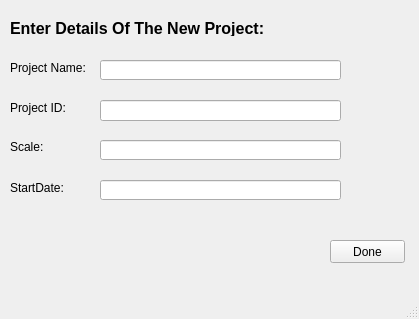
This is Screens/AddProject.ui in msaadg/NGOConnect as Qt 5 draws it before an edit. The edited form follows.
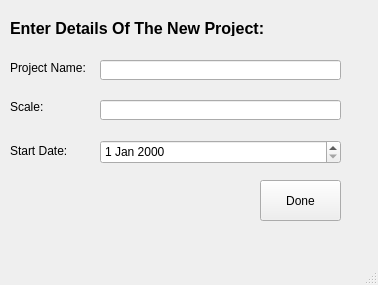
This is the edited form.

```diff
--- a/Screens/AddProject.ui
+++ b/Screens/AddProject.ui
@@ -6,8 +6,8 @@
    <rect>
     <x>0</x>
     <y>0</y>
-    <width>419</width>
-    <height>319</height>
+    <width>378</width>
+    <height>285</height>
    </rect>
   </property>
   <property name="windowTitle">
@@ -47,24 +47,11 @@
      <string>Project Name:</string>
     </property>
    </widget>
-   <widget class="QLabel" name="label_3">
-    <property name="geometry">
-     <rect>
-      <x>10</x>
-      <y>100</y>
-      <width>81</width>
-      <height>16</height>
-     </rect>
-    </property>
-    <property name="text">
-     <string>Project ID:</string>
-    </property>
-   </widget>
    <widget class="QLabel" name="label_4">
     <property name="geometry">
      <rect>
       <x>10</x>
-      <y>140</y>
+      <y>100</y>
       <width>47</width>
       <height>13</height>
      </rect>
@@ -88,16 +75,6 @@
      <rect>
       <x>100</x>
       <y>100</y>
-      <width>241</width>
-      <height>21</height>
-     </rect>
-    </property>
-   </widget>
-   <widget class="QLineEdit" name="lineEdit_3">
-    <property name="geometry">
-     <rect>
-      <x>100</x>
-      <y>140</y>
       <width>241</width>
       <height>20</height>
      </rect>
@@ -107,38 +84,38 @@
     <property name="geometry">
      <rect>
       <x>10</x>
-      <y>180</y>
+      <y>140</y>
       <width>81</width>
-      <height>16</height>
+      <height>21</height>
      </rect>
     </property>
     <property name="text">
-     <string>StartDate:</string>
+     <string>Start Date:</string>
     </property>
    </widget>
-   <widget class="QLineEdit" name="lineEdit_4">
+   <widget class="QPushButton" name="projectDoneBtn">
     <property name="geometry">
      <rect>
-      <x>100</x>
+      <x>260</x>
       <y>180</y>
-      <width>241</width>
-      <height>20</height>
-     </rect>
-    </property>
-   </widget>
-   <widget class="QPushButton" name="DoneButton">
-    <property name="geometry">
-     <rect>
-      <x>330</x>
-      <y>240</y>
-      <width>75</width>
-      <height>23</height>
+      <width>81</width>
+      <height>41</height>
      </rect>
     </property>
     <property name="text">
      <string>Done</string>
     </property>
    </widget>
+   <widget class="QDateEdit" name="projectStartDate">
+    <property name="geometry">
+     <rect>
+      <x>100</x>
+      <y>140</y>
+      <width>241</width>
+      <height>24</height>
+     </rect>
+    </property>
+   </widget>
   </widget>
   <widget class="QMenuBar" name="menubar">
    <property name="geometry">
```
Left out of the diff: 8 changed lines with no effect on the pictures.
